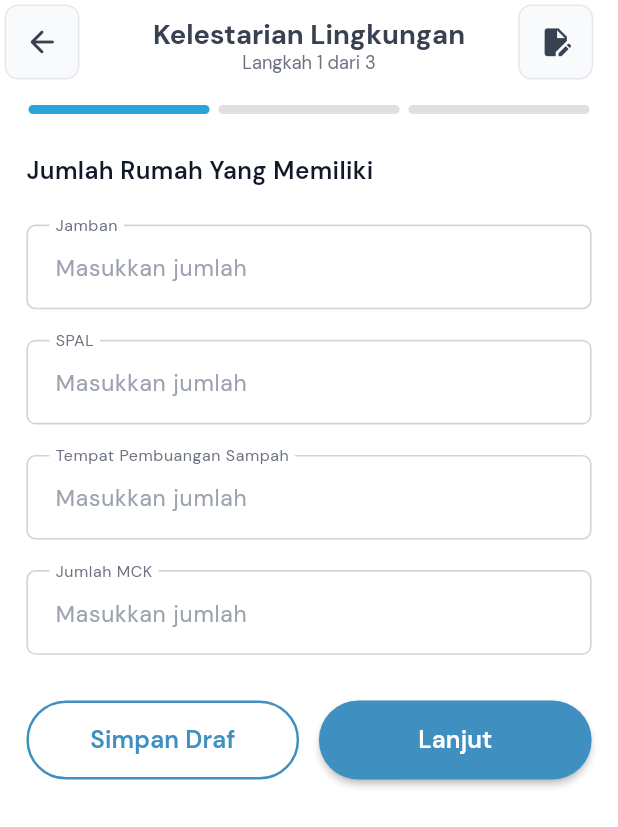
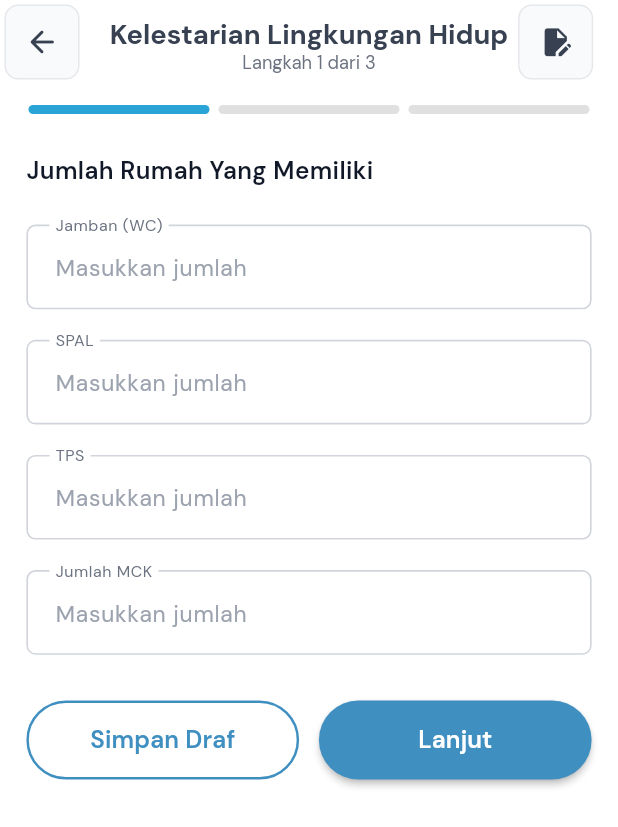
Before and after one commit to muhammadazriel313-wq/Mobile_E-PKK, a Flutter app: the KelestarianLingkungan1Screen screen opened by its route, on a phone screen of 412 x 824 dp. Shown: the top 827 px of the screen. Run offline on Flutter 3.47's test engine with Material 3 defaults, Android fonts, the phone set to English and light mode, and no system bars; drawn by our look-alikes of zoom_tap_animation; our stand-ins replace carousel_slider, device_preview, dio, dropdown_button2, firebase_core, firebase_messaging and 12 more; accounts and stored records are empty.

Commit message:
style(pokja4): label Jamban (WC), TPS, dan judul kelestarian lingkungan hidup

```diff
--- a/lib/features/pages/pokja4/kelestarian/kelestarian1_screen.dart
+++ b/lib/features/pages/pokja4/kelestarian/kelestarian1_screen.dart
@@ -287,7 +287,7 @@ class _Kelestarian1ScreenState extends State<KelestarianLingkungan1Screen> {
 
         /// APPBAR
         appBar: AppBarPrimary(
-          title: 'Kelestarian Lingkungan',
+          title: 'Kelestarian Lingkungan Hidup',
           actionWidget: DraftBadgeIcon(
             scope: DraftScope.laporan,
             arguments: {
@@ -348,7 +348,7 @@ class _Kelestarian1ScreenState extends State<KelestarianLingkungan1Screen> {
                             /// JAMBAN
                             buildInput(
                               controller: jambanController,
-                              label: 'Jamban',
+                              label: 'Jamban (WC)',
                             ),
 
                             /// SPAL
@@ -357,7 +357,7 @@ class _Kelestarian1ScreenState extends State<KelestarianLingkungan1Screen> {
                             /// TPS
                             buildInput(
                               controller: sampahController,
-                              label: 'Tempat Pembuangan Sampah',
+                              label: 'TPS',
                             ),
 
                             /// MCK
--- a/lib/features/pages/pokja4/kelestarian/kelestarian3_screen.dart
+++ b/lib/features/pages/pokja4/kelestarian/kelestarian3_screen.dart
@@ -349,9 +349,9 @@ class _Kelestarian3ScreenState extends State<Kelestarian3Screen> {
                           children: [
                             // ================= SECTION 1 =================
                             _section('Jumlah Rumah Yang Memiliki', [
-                              _row('Jamban', data['jamban']),
+                              _row('Jamban (WC)', data['jamban']),
                               _row('SPAL', data['spal']),
-                              _row('Tempat Pembuangan Sampah', data['tps']),
+                              _row('TPS', data['tps']),
                               _row('Jumlah MCK', data['mck']),
                             ]),
 
```
